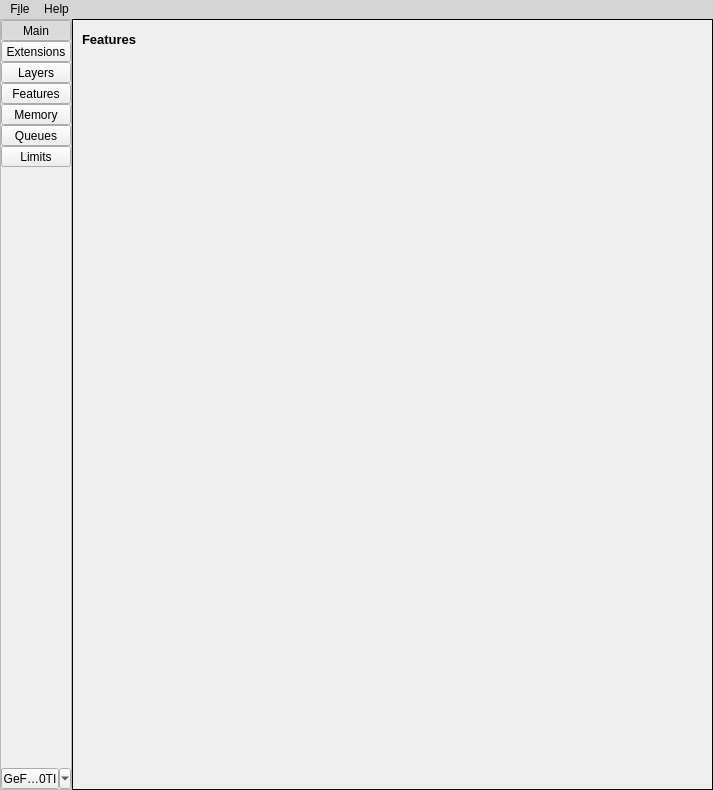
Qt form src/vk_capabilities_main_window.ui (kuumies/vulkan_capabilities) before a commit.
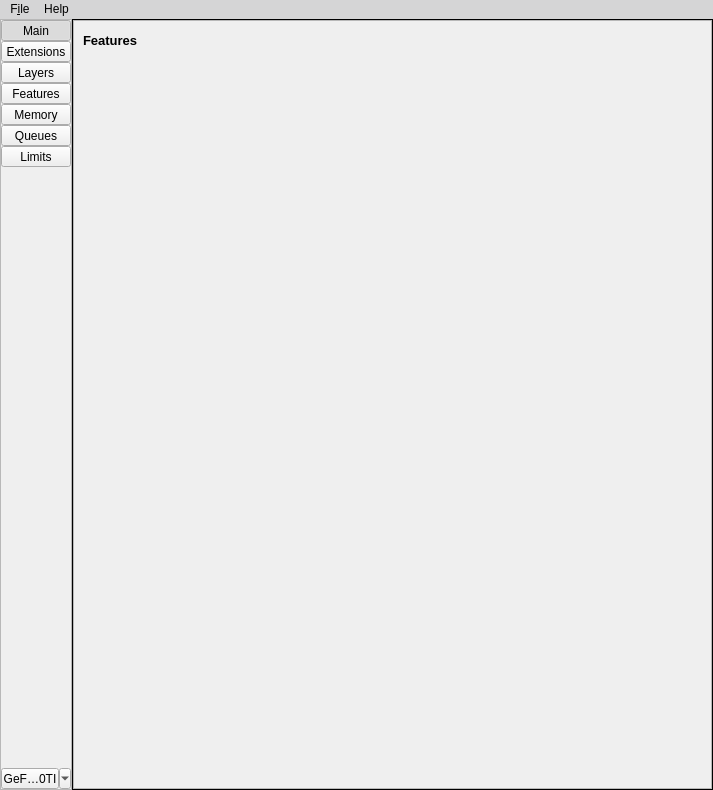
The same form after that commit. The open tabs and pages were chosen to show the change. Icons and pictures are not drawn.

Commit message: Fill features

Diff of the .ui file:
```diff
--- a/src/vk_capabilities_main_window.ui
+++ b/src/vk_capabilities_main_window.ui
@@ -652,7 +652,37 @@
              </widget>
              <widget class="QWidget" name="page_4">
               <layout class="QVBoxLayout" name="verticalLayout_6">
+               <property name="spacing">
+                <number>0</number>
+               </property>
+               <property name="leftMargin">
+                <number>0</number>
+               </property>
+               <property name="topMargin">
+                <number>0</number>
+               </property>
+               <property name="rightMargin">
+                <number>0</number>
+               </property>
+               <property name="bottomMargin">
+                <number>0</number>
+               </property>
                <item>
+                <widget class="QScrollArea" name="featuresScrollArea">
+                 <property name="widgetResizable">
+                  <bool>true</bool>
+                 </property>
+                 <widget class="QWidget" name="scrollAreaWidgetContents">
+                  <property name="geometry">
+                   <rect>
+                    <x>0</x>
+                    <y>0</y>
+                    <width>637</width>
+                    <height>765</height>
+                   </rect>
+                  </property>
+                  <layout class="QGridLayout" name="gridLayout_3">
+                   <item row="0" column="0">
                 <layout class="QHBoxLayout" name="horizontalLayout_5">
                  <item>
                   <widget class="QLabel" name="featuresTitleLabel">
@@ -687,7 +717,10 @@
                  </item>
                 </layout>
                </item>
-               <item>
+                   <item row="1" column="0">
+                    <widget class="QWidget" name="features" native="true"/>
+                   </item>
+                   <item row="2" column="0">
                 <spacer name="verticalSpacer_5">
                  <property name="orientation">
                   <enum>Qt::Vertical</enum>
@@ -702,6 +735,10 @@
                </item>
               </layout>
              </widget>
+                </widget>
+               </item>
+              </layout>
+             </widget>
              <widget class="QWidget" name="page_5">
               <layout class="QVBoxLayout" name="verticalLayout_7">
                <item>
```
Left out of the diff: 12 changed lines with no effect on the pictures. Lines whose indentation alone changed are shown as unchanged. The commit also changes 3 other files.
